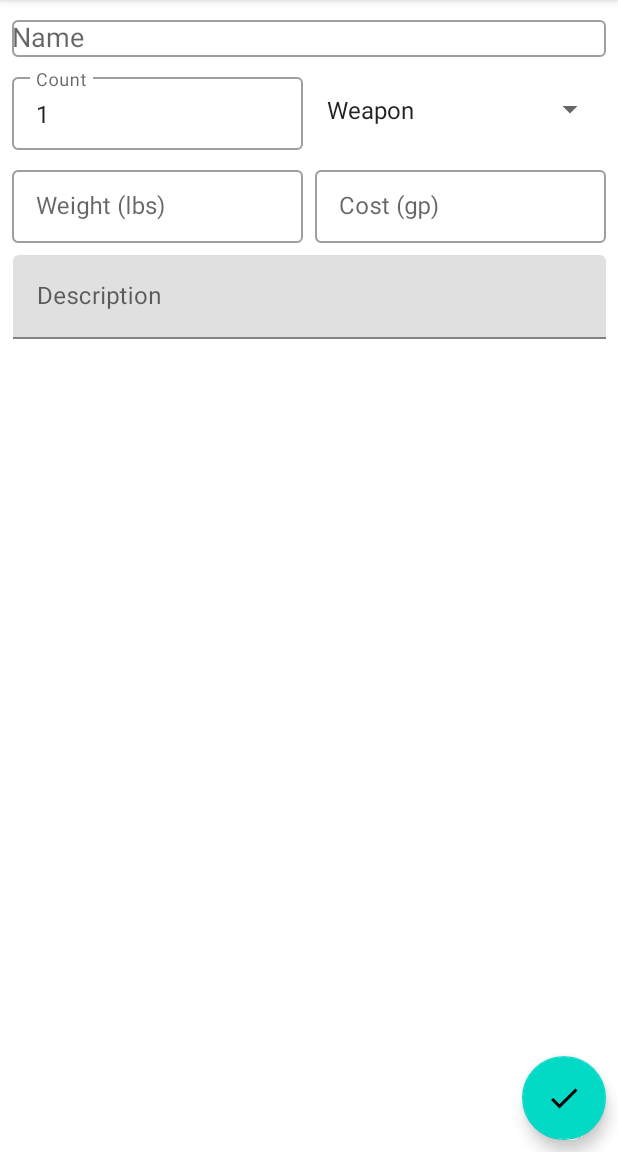
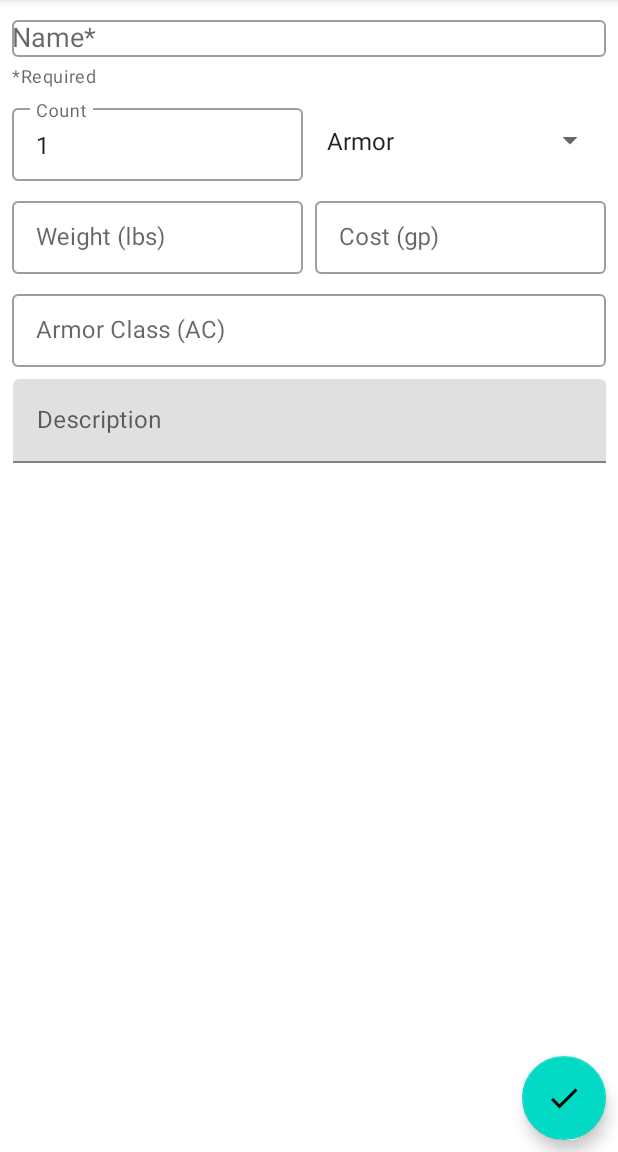
Before and after one commit to lconti97/AdventurersPack, an Android app: the screen it shows after launch (MainActivity), after a tap on an icon or button, on a phone screen of 412 x 824 dp, the part 84-1236 px from its top. Run offline under Robolectric (Android 15) with nearby library versions, the phone set to English and light mode, and no system bars; our stand-ins replace Room's generated code; 3 statements that could not run were skipped.

Commit message:
Add dynamic textView for armor

```diff
--- a/app/src/main/java/com/kirodinstudios/adventurerspack_ddinventorymanagementtool/InitialEquipmentTemplateRepository.java
+++ b/app/src/main/java/com/kirodinstudios/adventurerspack_ddinventorymanagementtool/InitialEquipmentTemplateRepository.java
@@ -3,6 +3,7 @@ package com.kirodinstudios.adventurerspack_ddinventorymanagementtool;
 import android.content.Context;
 
 import com.google.gson.Gson;
+import com.kirodinstudios.adventurerspack_ddinventorymanagementtool.model.ArmorTemplate;
 import com.kirodinstudios.adventurerspack_ddinventorymanagementtool.model.EquipmentTemplate;
 
 import java.util.ArrayList;
@@ -20,7 +21,9 @@ public class InitialEquipmentTemplateRepository {
     public ArrayList<EquipmentTemplate> getInitialEquipmentTemplates(Context context) {
         ArrayList<EquipmentTemplate> equipmentTemplates = new ArrayList<>();
 
-        equipmentTemplates.add(new EquipmentTemplate("Template 1", "description", "equipmentType", 3.0, 1.0));
+        equipmentTemplates.add(new ArmorTemplate("Template 1", "description",
+                3.0, 1.0, "13", "Light",
+                false, false, 2));
         equipmentTemplates.add(new EquipmentTemplate("Template 2", "description", "equipmentType", 3.0, 1.0));
 
 //        try {
--- a/app/src/main/java/com/kirodinstudios/adventurerspack_ddinventorymanagementtool/model/ArmorTemplate.java
+++ b/app/src/main/java/com/kirodinstudios/adventurerspack_ddinventorymanagementtool/model/ArmorTemplate.java
@@ -1,77 +1,81 @@
-//package com.kirodinstudios.adventurerspack_ddinventorymanagementtool.model;
-//
-//import androidx.room.Entity;
-//import androidx.room.ForeignKey;
-//
-//@Entity(tableName = "ArmorTemplate",
-//        foreignKeys = @ForeignKey(
-//                entity = EquipmentTemplate.class,
-//                parentColumns = "equipmentTemplateId",
-//                childColumns = "equipmentTemplateId"))
-//public class ArmorTemplate extends EquipmentTemplate {
-//    private int equipmentTemplateId;
-//    private String armorClass;
-//    private String armorCategory;
-//    private Boolean givesDisadvantageOnStealthChecks;
-//    private Boolean requiresMinimumStrength;
-//    private Integer minimumStrength;
-//
-//    public ArmorTemplate(
-//            String name,
-//            String description,
-//            Double costInGp,
-//            Double weightInPounds,
-//            String armorClass,
-//            String armorCategory,
-//            Boolean givesDisadvantageOnStealthChecks,
-//            Boolean requiresMinimumStrength,
-//            Integer minimumStrength) {
-//
-//        super(name, description, "Armor", costInGp, weightInPounds);
-//        this.armorClass = armorClass;
-//        this.armorCategory = armorCategory;
-//        this.givesDisadvantageOnStealthChecks = givesDisadvantageOnStealthChecks;
-//        this.requiresMinimumStrength = requiresMinimumStrength;
-//        this.minimumStrength = minimumStrength;
-//    }
-//
-//    public String getArmorClass() {
-//        return armorClass;
-//    }
-//
-//    public void setArmorClass(String armorClass) {
-//        this.armorClass = armorClass;
-//    }
-//
-//    public String getArmorCategory() {
-//        return armorCategory;
-//    }
-//
-//    public void setArmorCategory(String armorCategory) {
-//        this.armorCategory = armorCategory;
-//    }
-//
-//    public Boolean getGivesDisadvantageOnStealthChecks() {
-//        return givesDisadvantageOnStealthChecks;
-//    }
-//
-//    public void setGivesDisadvantageOnStealthChecks(Boolean givesDisadvantageOnStealthChecks) {
-//        this.givesDisadvantageOnStealthChecks = givesDisadvantageOnStealthChecks;
-//    }
-//
-//    public Boolean getRequiresMinimumStrength() {
-//        return requiresMinimumStrength;
-//    }
-//
-//    public void setRequiresMinimumStrength(Boolean requiresMinimumStrength) {
-//        this.requiresMinimumStrength = requiresMinimumStrength;
-//    }
-//
-//    public Integer getMinimumStrength() {
-//        return minimumStrength;
-//    }
-//
-//    public void setMinimumStrength(Integer minimumStrength) {
-//        this.minimumStrength = minimumStrength;
-//    }
-//}
+package com.kirodinstudios.adventurerspack_ddinventorymanagementtool.model;
+
+import androidx.room.Entity;
+import androidx.room.ForeignKey;
+import androidx.room.PrimaryKey;
+
+@Entity(tableName = "ArmorTemplate",
+        foreignKeys = @ForeignKey(
+                entity = EquipmentTemplate.class,
+                parentColumns = "equipmentTemplateId",
+                childColumns = "equipmentTemplateId"))
+public class ArmorTemplate extends EquipmentTemplate {
+    //TODO: duplicated from class annotation?
+    @PrimaryKey
+    @ForeignKey(entity = EquipmentTemplate.class, parentColumns = "equipmentTemplateId", childColumns = "equipmentTemplateId")
+    private long equipmentTemplateId;
+    private String armorClass;
+    private String armorCategory;
+    private Boolean givesDisadvantageOnStealthChecks;
+    private Boolean requiresMinimumStrength;
+    private Integer minimumStrength;
+
+    public ArmorTemplate(
+            String name,
+            String description,
+            Double costInGp,
+            Double weightInPounds,
+            String armorClass,
+            String armorCategory,
+            Boolean givesDisadvantageOnStealthChecks,
+            Boolean requiresMinimumStrength,
+            Integer minimumStrength) {
+
+        super(name, description, EquipmentTypes.ARMOR, costInGp, weightInPounds);
+        this.armorClass = armorClass;
+        this.armorCategory = armorCategory;
+        this.givesDisadvantageOnStealthChecks = givesDisadvantageOnStealthChecks;
+        this.requiresMinimumStrength = requiresMinimumStrength;
+        this.minimumStrength = minimumStrength;
+    }
+
+    public String getArmorClass() {
+        return armorClass;
+    }
+
+    public void setArmorClass(String armorClass) {
+        this.armorClass = armorClass;
+    }
+
+    public String getArmorCategory() {
+        return armorCategory;
+    }
+
+    public void setArmorCategory(String armorCategory) {
+        this.armorCategory = armorCategory;
+    }
+
+    public Boolean getGivesDisadvantageOnStealthChecks() {
+        return givesDisadvantageOnStealthChecks;
+    }
+
+    public void setGivesDisadvantageOnStealthChecks(Boolean givesDisadvantageOnStealthChecks) {
+        this.givesDisadvantageOnStealthChecks = givesDisadvantageOnStealthChecks;
+    }
+
+    public Boolean getRequiresMinimumStrength() {
+        return requiresMinimumStrength;
+    }
+
+    public void setRequiresMinimumStrength(Boolean requiresMinimumStrength) {
+        this.requiresMinimumStrength = requiresMinimumStrength;
+    }
+
+    public Integer getMinimumStrength() {
+        return minimumStrength;
+    }
+
+    public void setMinimumStrength(Integer minimumStrength) {
+        this.minimumStrength = minimumStrength;
+    }
+}
--- a/app/src/main/java/com/kirodinstudios/adventurerspack_ddinventorymanagementtool/model/EquipmentStack.java
+++ b/app/src/main/java/com/kirodinstudios/adventurerspack_ddinventorymanagementtool/model/EquipmentStack.java
@@ -17,6 +17,7 @@ public class EquipmentStack {
     private String name;
     private int count;
 
+    //TODO: duplicated in class annotation?
     @ForeignKey(entity = EquipmentTemplate.class, parentColumns = "equipmentTemplateId", childColumns = "equipmentTemplateId")
     private long equipmentTemplateId;
 
--- a/app/src/main/java/com/kirodinstudios/adventurerspack_ddinventorymanagementtool/model/EquipmentTypes.java
+++ b/app/src/main/java/com/kirodinstudios/adventurerspack_ddinventorymanagementtool/model/EquipmentTypes.java
@@ -3,9 +3,11 @@ package com.kirodinstudios.adventurerspack_ddinventorymanagementtool.model;
 public class EquipmentTypes {
     public static final String WEAPON = "Weapon";
     public static final String SHIELD = "Shield";
+    public static final String ARMOR = "Armor";
 
     public static final String[] EQUIPMENT_TYPES = {
             WEAPON,
-            SHIELD
+            SHIELD,
+            ARMOR
     };
 }
--- a/app/src/main/java/com/kirodinstudios/adventurerspack_ddinventorymanagementtool/ui/BindingAdapters.java
+++ b/app/src/main/java/com/kirodinstudios/adventurerspack_ddinventorymanagementtool/ui/BindingAdapters.java
@@ -1,11 +1,12 @@
 package com.kirodinstudios.adventurerspack_ddinventorymanagementtool.ui;
 
+import android.view.View;
+
 import androidx.databinding.BindingAdapter;
-import android.view.View;
 
 public class BindingAdapters {
     @BindingAdapter("visibleGone")
-    public static void showHide(View view, boolean show) {
-        view.setVisibility(show ? View.VISIBLE : View.GONE);
+    public static void showHide(View view, boolean shouldShowView) {
+        view.setVisibility(shouldShowView ? View.VISIBLE : View.GONE);
     }
 }
--- a/app/src/main/java/com/kirodinstudios/adventurerspack_ddinventorymanagementtool/ui/EquipmentStackAddFragment.java
+++ b/app/src/main/java/com/kirodinstudios/adventurerspack_ddinventorymanagementtool/ui/EquipmentStackAddFragment.java
@@ -5,12 +5,14 @@ import android.os.Bundle;
 import android.view.LayoutInflater;
 import android.view.View;
 import android.view.ViewGroup;
+import android.widget.AdapterView;
 import android.widget.ArrayAdapter;
 import android.widget.AutoCompleteTextView;
 import android.widget.EditText;
 import android.widget.Spinner;
 
 import com.google.android.material.floatingactionbutton.FloatingActionButton;
+import com.google.android.material.textfield.TextInputLayout;
 import com.kirodinstudios.adventurerspack_ddinventorymanagementtool.EquipmentTemplateAdapter;
 import com.kirodinstudios.adventurerspack_ddinventorymanagementtool.R;
 import com.kirodinstudios.adventurerspack_ddinventorymanagementtool.model.EquipmentStack;
@@ -18,21 +20,26 @@ import com.kirodinstudios.adventurerspack_ddinventorymanagementtool.model.Equipm
 import com.kirodinstudios.adventurerspack_ddinventorymanagementtool.model.EquipmentTypes;
 import com.kirodinstudios.adventurerspack_ddinventorymanagementtool.viewmodel.EquipmentStackAddViewModel;
 
+import java.util.Arrays;
 import java.util.List;
 
 import androidx.annotation.NonNull;
+import androidx.constraintlayout.widget.ConstraintLayout;
 import androidx.fragment.app.Fragment;
 import androidx.lifecycle.LiveData;
 import androidx.lifecycle.ViewModelProviders;
 
 public class EquipmentStackAddFragment extends Fragment {
     private EquipmentStackAddViewModel viewModel;
+    private ConstraintLayout constraintLayout;
     private AutoCompleteTextView nameAutoCompleteTextView;
     private EditText countEditText;
     private Spinner typeSpinner;
     private EditText weightEditText;
     private EditText costEditText;
     private EditText descriptionEditText;
+    private TextInputLayout armorClassTextInputLayout;
+    private EditText armorClassEditText;
     private EquipmentTemplate equipmentTemplate;
 
     @Override
@@ -40,12 +47,15 @@ public class EquipmentStackAddFragment extends Fragment {
         View view = inflater.inflate(R.layout.equipment_stack_add_fragment, container, false);
         viewModel = ViewModelProviders.of(this).get(EquipmentStackAddViewModel.class);
 
+        constraintLayout = view.findViewById(R.id.equipment_stack_add_fragment_layout);
         nameAutoCompleteTextView = view.findViewById(R.id.equipment_stack_add_fragment_name);
         countEditText = view.findViewById(R.id.equipment_stack_add_fragment_count);
         FloatingActionButton addButton = view.findViewById(R.id.equipment_stack_add_fragment_done);
         typeSpinner = view.findViewById(R.id.equipment_stack_add_fragment_type);
         weightEditText = view.findViewById(R.id.equipment_stack_add_fragment_weight);
         costEditText = view.findViewById(R.id.equipment_stack_add_fragment_cost);
+        armorClassTextInputLayout = view.findViewById(R.id.equipment_stack_add_fragment_armor_class_layout);
+        armorClassEditText = view.findViewById(R.id.equipment_stack_add_fragment_armor_class);
         descriptionEditText = view.findViewById(R.id.equipment_stack_add_fragment_description);
 
         addButton.setOnClickListener(view1 -> {
@@ -89,13 +99,36 @@ public class EquipmentStackAddFragment extends Fragment {
             descriptionEditText.setText(equipmentTemplate.getDescription());
         });
 
+        Arrays.sort(EquipmentTypes.EQUIPMENT_TYPES);
         ArrayAdapter<String> spinnerAdapter = new ArrayAdapter<>(getContext(),
                 android.R.layout.simple_spinner_item,
                 EquipmentTypes.EQUIPMENT_TYPES);
         spinnerAdapter.setDropDownViewResource(android.R.layout.simple_spinner_dropdown_item);
         typeSpinner.setAdapter(spinnerAdapter);
+        typeSpinner.setOnItemSelectedListener(new AdapterView.OnItemSelectedListener() {
+            @Override
+            public void onItemSelected(AdapterView<?> adapterView, View view, int i, long l) {
+                String selection = (String) adapterView.getSelectedItem();
+                if (selection.equals(EquipmentTypes.ARMOR))
+                    setVisibleWithoutChangingFocus(constraintLayout, armorClassTextInputLayout);
+                else
+                    armorClassTextInputLayout.setVisibility(View.GONE);
+            }
+
+            @Override
+            public void onNothingSelected(AdapterView<?> adapterView) {
+
+            }
+        });
 
         return view;
+    }
+
+    private void setVisibleWithoutChangingFocus(ViewGroup parent, View target) {
+        int initialFocusability = parent.getDescendantFocusability();
+        parent.setDescendantFocusability(ViewGroup.FOCUS_BLOCK_DESCENDANTS);
+        target.setVisibility(View.VISIBLE);
+        parent.setDescendantFocusability(initialFocusability);
     }
 
     @SuppressLint("DefaultLocale")
--- a/app/src/main/res/layout/equipment_stack_add_fragment.xml
+++ b/app/src/main/res/layout/equipment_stack_add_fragment.xml
@@ -4,7 +4,8 @@
     xmlns:tools="http://schemas.android.com/tools"
     android:layout_width="match_parent"
     android:layout_height="match_parent"
-    android:orientation="vertical">
+    android:orientation="vertical"
+    android:id="@+id/equipment_stack_add_fragment_layout">
 
     <com.google.android.material.textfield.TextInputLayout
         android:id="@+id/equipment_stack_add_fragment_name_layout"
@@ -21,14 +22,15 @@
         app:layout_constraintHorizontal_bias="0.5"
         app:layout_constraintStart_toStartOf="parent"
         app:layout_constraintTop_toTopOf="parent"
-        app:layout_constraintVertical_chainStyle="packed">
+        app:layout_constraintVertical_chainStyle="packed"
+        app:helperText="@string/required">
 
         <AutoCompleteTextView
             android:id="@+id/equipment_stack_add_fragment_name"
             android:layout_width="match_parent"
             android:layout_height="wrap_content"
             android:completionThreshold="2"
-            android:hint="@string/name"
+            android:hint="@string/name_required"
             android:inputType="textCapSentences" />
 
 
@@ -115,6 +117,51 @@
 
     </com.google.android.material.textfield.TextInputLayout>
 
+    <com.google.android.material.textfield.TextInputLayout
+        android:id="@+id/equipment_stack_add_fragment_armor_class_layout"
+        style="@style/Widget.MaterialComponents.TextInputLayout.OutlinedBox.Dense"
+        android:layout_width="fill_parent"
+        android:layout_height="wrap_content"
+        android:layout_marginStart="8dp"
+        android:layout_marginLeft="8dp"
+        android:layout_marginTop="8dp"
+        android:layout_marginEnd="8dp"
+        android:layout_marginRight="8dp"
+        android:hint="@string/armor_class"
+        app:layout_constraintEnd_toEndOf="parent"
+        app:layout_constraintStart_toStartOf="parent"
+        app:layout_constraintTop_toBottomOf="@+id/equipment_stack_add_fragment_weight_layout"
+        android:visibility="gone">
+
+        <com.google.android.material.textfield.TextInputEditText
+            android:id="@+id/equipment_stack_add_fragment_armor_class"
+            android:layout_width="match_parent"
+            android:layout_height="wrap_content"
+            android:inputType="textCapSentences" />
+
+    </com.google.android.material.textfield.TextInputLayout>
+
+    <com.google.android.material.textfield.TextInputLayout
+        android:id="@+id/equipment_stack_add_fragment_description_layout"
+        android:layout_width="395dp"
+        android:layout_height="wrap_content"
+        android:layout_marginStart="8dp"
+        android:layout_marginLeft="8dp"
+        android:layout_marginTop="8dp"
+        android:layout_marginEnd="8dp"
+        android:layout_marginRight="8dp"
+        android:hint="@string/description"
+        app:layout_constraintEnd_toEndOf="parent"
+        app:layout_constraintStart_toStartOf="parent"
+        app:layout_constraintTop_toBottomOf="@+id/equipment_stack_add_fragment_armor_class_layout">
+
+        <com.google.android.material.textfield.TextInputEditText
+            android:id="@+id/equipment_stack_add_fragment_description"
+            android:layout_width="match_parent"
+            android:layout_height="wrap_content"
+            android:inputType="textCapSentences|textMultiLine" />
+    </com.google.android.material.textfield.TextInputLayout>
+
     <com.google.android.material.floatingactionbutton.FloatingActionButton
         android:id="@+id/equipment_stack_add_fragment_done"
         android:layout_width="wrap_content"
@@ -129,25 +176,5 @@
         app:layout_constraintEnd_toEndOf="parent"
         app:srcCompat="@drawable/ic_done_white_24dp" />
 
-    <com.google.android.material.textfield.TextInputLayout
-        android:id="@+id/equipment_stack_add_fragment_description_layout"
-        android:layout_width="395dp"
-        android:layout_height="wrap_content"
-        android:layout_marginStart="8dp"
-        android:layout_marginLeft="8dp"
-        android:layout_marginTop="8dp"
-        android:layout_marginEnd="8dp"
-        android:layout_marginRight="8dp"
-        android:hint="@string/description"
-        app:layout_constraintEnd_toEndOf="parent"
-        app:layout_constraintStart_toStartOf="parent"
-        app:layout_constraintTop_toBottomOf="@+id/equipment_stack_add_fragment_weight_layout">
-
-        <com.google.android.material.textfield.TextInputEditText
-            android:id="@+id/equipment_stack_add_fragment_description"
-            android:layout_width="match_parent"
-            android:layout_height="wrap_content"
-            android:inputType="textCapSentences|textMultiLine" />
-    </com.google.android.material.textfield.TextInputLayout>
 
 </androidx.constraintlayout.widget.ConstraintLayout>
--- a/app/src/main/res/values/strings.xml
+++ b/app/src/main/res/values/strings.xml
@@ -2,7 +2,7 @@
     <string name="app_name">Adventurer\'s Pack - D&amp;D Inventory Management Tool</string>
     <string name="cd_equipment_stacks_list">equipment</string>
     <string name="loading_equipment_stacks">Loading equipment</string>
-    <string name="name">Name</string>
+    <string name="name_required">Name*</string>
     <string name="count">Count</string>
     <string name="equipment_stack_add_failure_message">Failed to save %s</string>
     <string name="type">Type</string>
@@ -11,4 +11,6 @@
     <string name="weightInPounds">Weight (lbs)</string>
     <string name="description">Description</string>
     <string name="equipment_template_add_failure_message">Failed to save template %s</string>
+    <string name="required">*Required</string>
+    <string name="armor_class">Armor Class (AC)</string>
 </resources>
```
